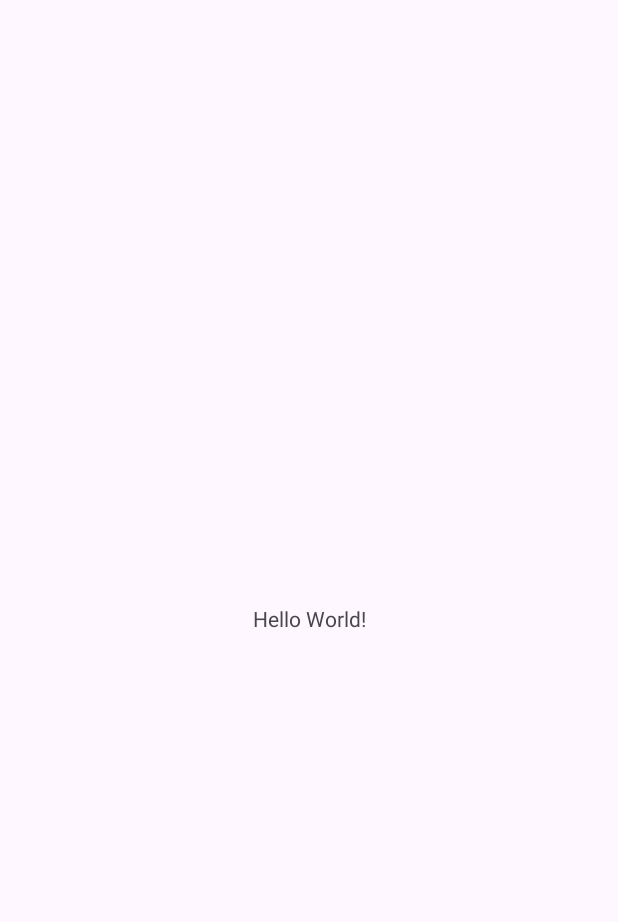
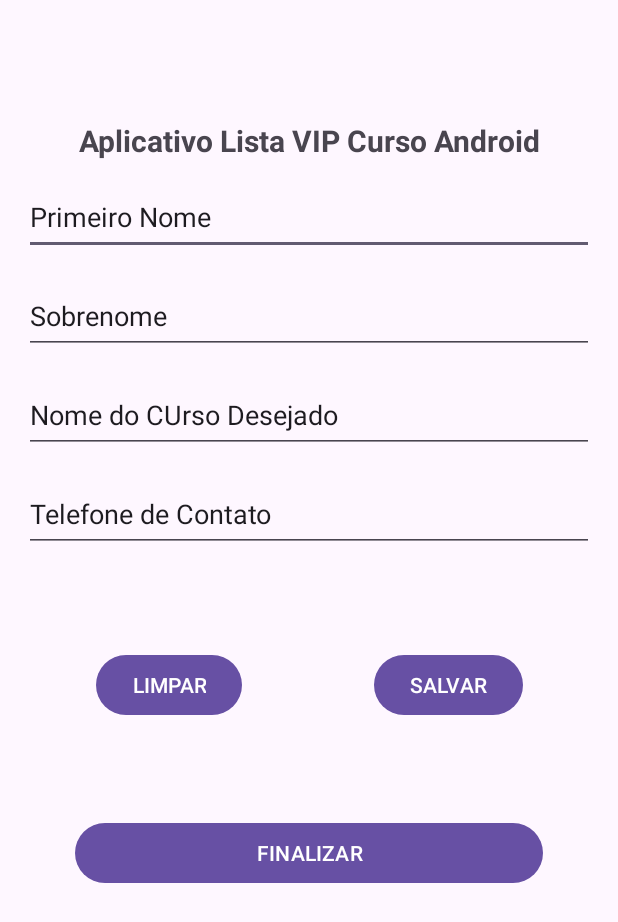
Before and after one commit to jonnyalfredo/AppListaVip, an Android app: the screen it shows after launch (MainActivity), on a phone screen of 412 x 824 dp. Before the commit the part shown is almost empty. Shown: the top 922 px of the screen. Run offline under Robolectric (Android 15) with nearby library versions, the phone set to English and light mode, and no system bars.

Commit message:
Finalização do layout

```diff
--- a/app/src/main/res/layout/activity_main.xml
+++ b/app/src/main/res/layout/activity_main.xml
@@ -8,12 +8,111 @@
     tools:context=".MainActivity">
 
     <TextView
+        android:id="@+id/txtTitulo"
         android:layout_width="wrap_content"
         android:layout_height="wrap_content"
-        android:text="Hello World!"
+        android:text="@string/txt_titulo"
+        android:textSize="20sp"
+        android:textStyle="bold"
         app:layout_constraintBottom_toBottomOf="parent"
         app:layout_constraintEnd_toEndOf="parent"
         app:layout_constraintStart_toStartOf="parent"
+        app:layout_constraintTop_toTopOf="parent"
+        app:layout_constraintVertical_bias="0.1" />
+
+    <EditText
+        android:id="@+id/txtPrimeiroNome"
+        android:layout_width="match_parent"
+        android:layout_height="50dp"
+
+        android:layout_marginStart="16dp"
+        android:layout_marginTop="120dp"
+        android:layout_marginEnd="16dp"
+        android:ems="10"
+        android:inputType="text"
+        android:text="@string/txt_hint_edit_primeiro_nome"
+        app:layout_constraintEnd_toEndOf="parent"
+        app:layout_constraintHorizontal_bias="0.0"
+        app:layout_constraintStart_toStartOf="parent"
         app:layout_constraintTop_toTopOf="parent" />
 
+    <EditText
+        android:id="@+id/txtSobrenome"
+        android:layout_width="match_parent"
+        android:layout_height="50dp"
+        android:layout_marginTop="20dp"
+        android:layout_margin="16dp"
+        android:ems="10"
+        android:inputType="text"
+        android:text="@string/txt_hint_edit_sobrenome"
+        app:layout_constraintEnd_toEndOf="parent"
+        app:layout_constraintHorizontal_bias="1.0"
+        app:layout_constraintStart_toStartOf="parent"
+        app:layout_constraintTop_toBottomOf="@+id/txtPrimeiroNome" />
+
+    <EditText
+        android:id="@+id/txtNomeCurso"
+        android:layout_width="match_parent"
+        android:layout_height="50dp"
+        android:layout_marginTop="20dp"
+        android:layout_margin="16dp"
+        android:ems="10"
+        android:inputType="text"
+        android:text="@string/txt_hint_edit_nome_do_curso_desejado"
+        app:layout_constraintEnd_toEndOf="parent"
+        app:layout_constraintHorizontal_bias="0.0"
+        app:layout_constraintStart_toStartOf="parent"
+        app:layout_constraintTop_toBottomOf="@+id/txtSobrenome" />
+
+    <EditText
+        android:id="@+id/txtTelefone"
+        android:layout_width="match_parent"
+        android:layout_height="50dp"
+        android:layout_margin="16dp"
+        android:layout_marginTop="20dp"
+        android:ems="10"
+        android:inputType="text"
+        android:text="@string/txt_hint_edit_telefone_de_contato"
+        app:layout_constraintEnd_toEndOf="parent"
+        app:layout_constraintHorizontal_bias="0.0"
+        app:layout_constraintStart_toStartOf="parent"
+        app:layout_constraintTop_toBottomOf="@+id/txtNomeCurso" />
+
+    <Button
+        android:id="@+id/button"
+        android:layout_width="wrap_content"
+        android:layout_height="wrap_content"
+        android:layout_margin="20dp"
+        android:layout_marginBottom="40dp"
+        android:text="@string/txt_button_limpar"
+        app:layout_constraintBottom_toTopOf="@+id/button3"
+        app:layout_constraintEnd_toEndOf="parent"
+        app:layout_constraintHorizontal_bias="0.16"
+        app:layout_constraintStart_toStartOf="parent"
+        app:layout_constraintTop_toBottomOf="@+id/txtTelefone" />
+
+    <Button
+        android:id="@+id/button2"
+        android:layout_width="wrap_content"
+        android:layout_height="wrap_content"
+        android:layout_margin="20dp"
+        android:text="@string/txt_button_salvar"
+        app:layout_constraintBottom_toTopOf="@+id/button3"
+        app:layout_constraintEnd_toEndOf="parent"
+        app:layout_constraintHorizontal_bias="0.842"
+        app:layout_constraintStart_toStartOf="parent"
+        app:layout_constraintTop_toBottomOf="@+id/txtTelefone" />
+
+    <Button
+        android:id="@+id/button3"
+        android:layout_width="match_parent"
+        android:layout_height="wrap_content"
+        android:layout_margin="50dp"
+        android:text="@string/txt_button_finalizar"
+        app:layout_constraintBottom_toBottomOf="parent"
+        app:layout_constraintEnd_toEndOf="parent"
+        app:layout_constraintHorizontal_bias="0.535"
+        app:layout_constraintStart_toStartOf="parent"
+        app:layout_constraintTop_toBottomOf="@+id/txtTelefone"
+        app:layout_constraintVertical_bias="0.411" />
 </androidx.constraintlayout.widget.ConstraintLayout>
--- a/app/src/main/res/values/colors.xml
+++ b/app/src/main/res/values/colors.xml
@@ -2,4 +2,5 @@
 <resources>
     <color name="black">#FF000000</color>
     <color name="white">#FFFFFFFF</color>
+    <color name="corBotoes">#00BCD4</color>
 </resources>
--- a/app/src/main/res/values/strings.xml
+++ b/app/src/main/res/values/strings.xml
@@ -1,3 +1,11 @@
 <resources>
     <string name="app_name">AppListaVip</string>
+    <string name="txt_titulo">Aplicativo Lista VIP Curso Android</string>
+    <string name="txt_hint_edit_primeiro_nome">Primeiro Nome</string>
+    <string name="txt_hint_edit_sobrenome">Sobrenome</string>
+    <string name="txt_hint_edit_nome_do_curso_desejado">Nome do CUrso Desejado</string>
+    <string name="txt_hint_edit_telefone_de_contato">Telefone de Contato</string>
+    <string name="txt_button_limpar">LIMPAR</string>
+    <string name="txt_button_salvar">SALVAR</string>
+    <string name="txt_button_finalizar">FINALIZAR</string>
 </resources>
```
Also changed, not shown: 2 other files.
